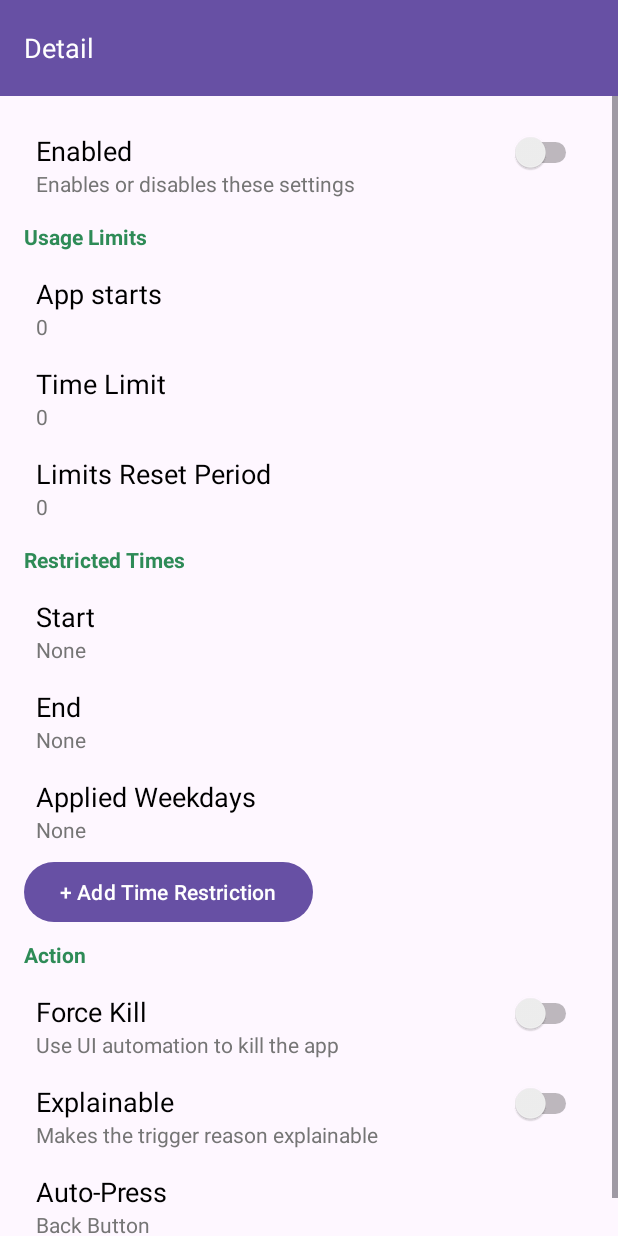
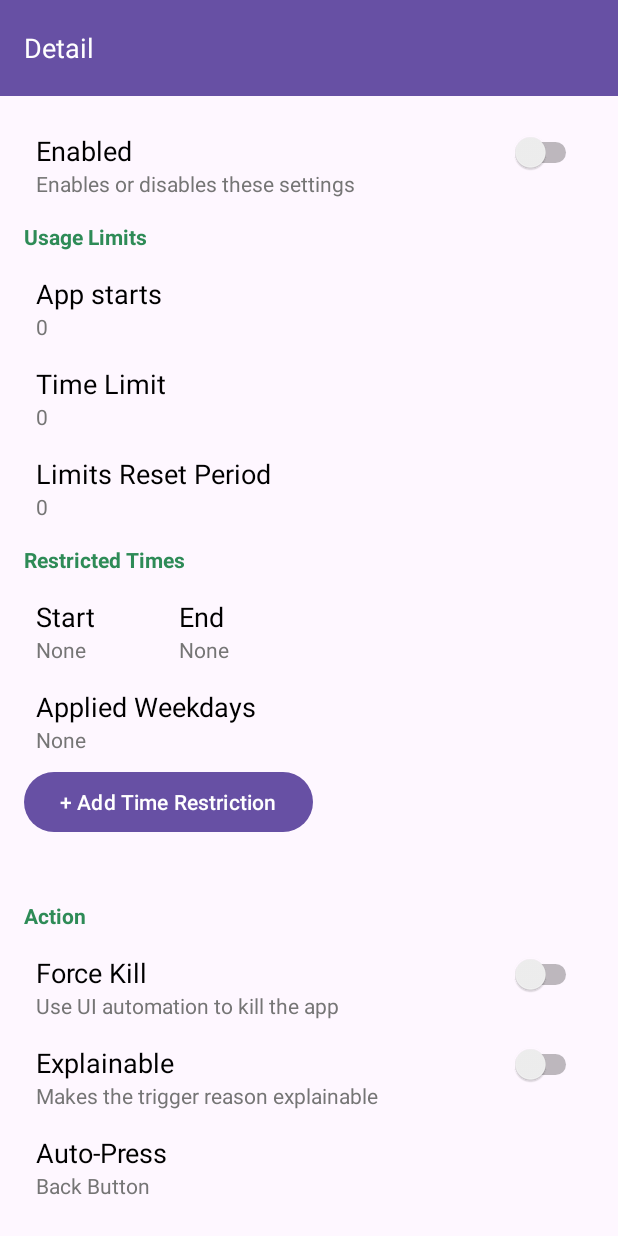
Before and after one commit to SoftwareDroid/SafeZone, an Android app: the layout activity_usage_restriction.xml on its own in the app's theme, with its tools: preview values and no code run, on a phone screen of 412 x 824 dp. Run offline under Robolectric (Android 15) with nearby library versions, the phone set to English and light mode, and no system bars.

Commit message:
try disable dark mode and put begin and end time horizontal next to each other

```diff
--- a/app/src/main/java/com/example/ourpact3/MainActivity.java
+++ b/app/src/main/java/com/example/ourpact3/MainActivity.java
@@ -6,6 +6,7 @@ import com.google.android.material.bottomnavigation.BottomNavigationView;
 
 import androidx.annotation.NonNull;
 import androidx.appcompat.app.AppCompatActivity;
+import androidx.appcompat.app.AppCompatDelegate;
 import androidx.navigation.NavController;
 import androidx.navigation.Navigation;
 import androidx.navigation.ui.AppBarConfiguration;
@@ -23,7 +24,8 @@ public class MainActivity extends AppCompatActivity
     protected void onCreate(Bundle savedInstanceState)
     {
         super.onCreate(savedInstanceState);
-
+        // Disable dark mode as this causes problems with Font e.g Which font is disabled font color if not grayed out in dark mode?
+        AppCompatDelegate.setDefaultNightMode(AppCompatDelegate.MODE_NIGHT_NO);
         binding = ActivityMainBinding.inflate(getLayoutInflater());
         setContentView(binding.getRoot());
         if (!checkPermission())
--- a/app/src/main/res/layout/activity_usage_restriction.xml
+++ b/app/src/main/res/layout/activity_usage_restriction.xml
@@ -74,44 +74,56 @@
                 android:layout_height="wrap_content"
                 app:summary="0"
                 app:title2="@string/reset_period" />
+
             <com.example.ourpact3.ui.settings.ReusableSettingsHeaderView
                 android:layout_width="match_parent"
                 android:layout_height="wrap_content"
                 app:title="@string/restricted_times" />
 
+            <LinearLayout
+                android:layout_width="match_parent"
+                android:layout_height="wrap_content"
+                android:orientation="horizontal">
                 <com.example.ourpact3.ui.settings.ReusableSettingsItemView
                     android:id="@+id/setting_input_start_time"
-                android:layout_width="match_parent"
+                    android:layout_width="wrap_content"
                     android:layout_height="wrap_content"
+                    android:layout_marginStart="0dp"
+                    android:layout_marginEnd="20dp"
                     app:summary="@string/none"
-                app:title2="@string/set_start_time"/>
+                    app:title2="@string/set_start_time" />
+
 
                 <com.example.ourpact3.ui.settings.ReusableSettingsItemView
                     android:id="@+id/setting_input_end_time"
-                android:layout_width="match_parent"
+                    android:layout_width="wrap_content"
                     android:layout_height="wrap_content"
+                    android:layout_marginStart="20dp"
+                    android:layout_marginEnd="20dp"
                     app:summary="@string/none"
-                app:title2="@string/set_end_time"/>
+                    app:title2="@string/set_end_time" />
+            </LinearLayout>
 
             <com.example.ourpact3.ui.settings.ReusableSettingsItemView
                 android:id="@+id/setting_input_weekdays"
                 android:layout_width="match_parent"
                 android:layout_height="wrap_content"
                 app:summary="@string/none"
-                app:title2="@string/week_days"/>
+                app:title2="@string/week_days" />
 
             <Button
                 android:id="@+id/add_time_rule"
                 android:layout_width="wrap_content"
                 android:layout_height="wrap_content"
-                android:text="@string/add_time_rule"
-                android:layout_gravity="start" />
+                android:layout_gravity="start"
+                android:text="@string/add_time_rule" />
 
             <androidx.recyclerview.widget.RecyclerView
                 android:id="@+id/added_time_rules"
                 android:layout_width="match_parent"
                 android:layout_height="0dp"
                 android:layout_weight="1" />
+
             <com.example.ourpact3.ui.settings.ReusableSettingsCounterActionView
                 android:layout_width="match_parent"
                 android:layout_height="wrap_content"
```
Lines whose indentation alone changed are shown as unchanged.
